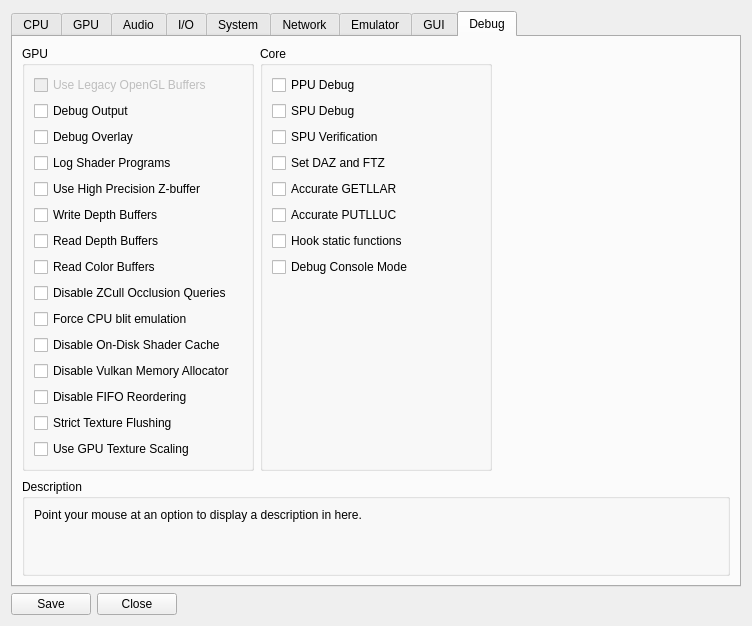
First picture: the form in rpcs3/rpcs3qt/settings_dialog.ui, repository RPCS3/rpcs3, before the edit.
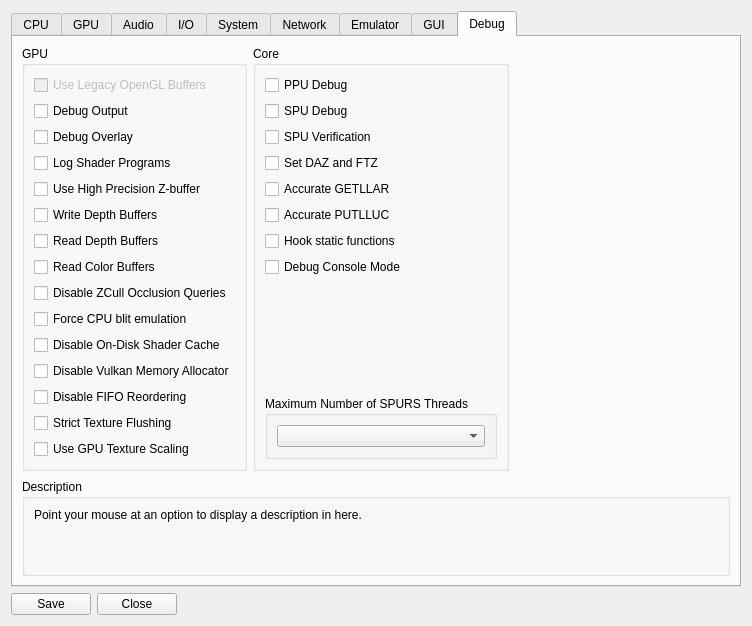
Second picture: the form after the edit. The open tabs and pages were chosen to show the change. Icons and pictures are not drawn.

Commit message: Add max SPURS threads to settings

```diff
--- a/rpcs3/rpcs3qt/settings_dialog.ui
+++ b/rpcs3/rpcs3qt/settings_dialog.ui
@@ -2336,6 +2336,24 @@
               </property>
              </spacer>
             </item>
+            <item>
+             <widget class="QGroupBox" name="gb_max_spurs_threads">
+              <property name="sizePolicy">
+               <sizepolicy hsizetype="Preferred" vsizetype="Minimum">
+                <horstretch>0</horstretch>
+                <verstretch>0</verstretch>
+               </sizepolicy>
+              </property>
+              <property name="title">
+               <string>Maximum Number of SPURS Threads</string>
+              </property>
+              <layout class="QVBoxLayout" name="verticalLayout_76">
+               <item>
+                <widget class="QComboBox" name="maxSPURSThreads"/>
+               </item>
+              </layout>
+             </widget>
+            </item>
            </layout>
           </widget>
          </item>
```
The commit also changes 3 other files.
